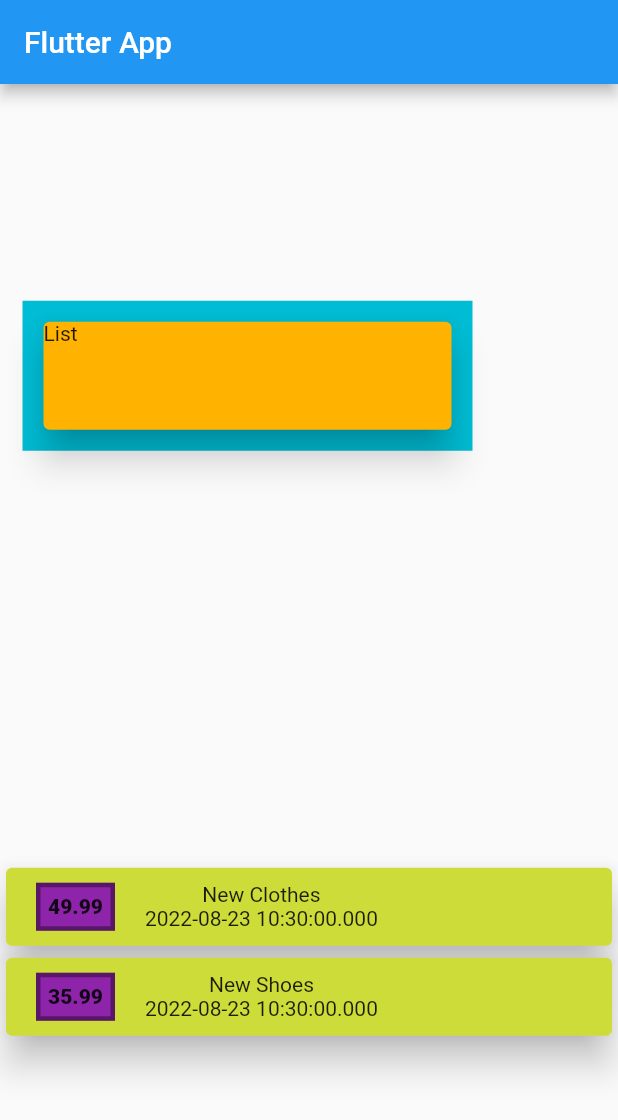
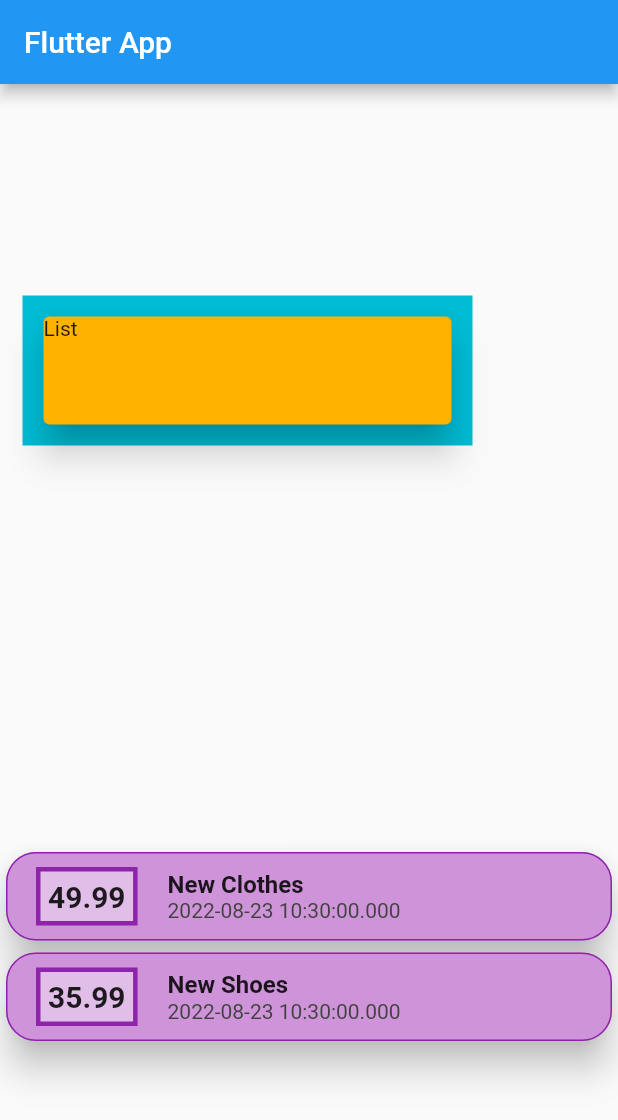
Before and after one commit to thedarkalchemist16/expenses_app, a Flutter app: the screen it shows after launch, on a phone screen of 412 x 824 dp. Shown: the top 1120 px of the screen. Run offline on Flutter 3.47's test engine with Material 2 defaults, Android fonts, the phone set to English and light mode, and no system bars.

Commit message:
3rd commit

```diff
--- a/lib/main.dart
+++ b/lib/main.dart
@@ -40,26 +40,48 @@ class MyHomePage extends StatelessWidget {
               children: [
                 ...transactions.map((tx) {
                   return Card(
+                      shape: RoundedRectangleBorder(
+                          side: BorderSide(
+                            color: Colors.purple[600],
+                          ),
+                          borderRadius: BorderRadius.circular(20)),
                       elevation: 10,
-                      color: Colors.lime,
+                      color: Colors.purple[200],
                       child: Row(children: [
                         Container(
                           child: Text(
                             tx.amount.toString(),
-                            style: TextStyle(fontWeight: FontWeight.w900),
+                            style: TextStyle(
+                                fontWeight: FontWeight.bold, fontSize: 20),
                           ),
                           margin: EdgeInsets.symmetric(
                             vertical: 10,
                             horizontal: 20,
                           ),
                           decoration: BoxDecoration(
-                            border: Border.all(color: Colors.black38, width: 3),
-                            color: Colors.purple[600],
+                            border:
+                                Border.all(color: Colors.purple[600], width: 3),
+                            color: Colors.purple[100],
                           ),
                           padding: EdgeInsets.all(5),
                         ),
                         Column(
-                          children: [Text(tx.title), Text(tx.date.toString())],
+                          crossAxisAlignment: CrossAxisAlignment.start,
+                          children: [
+                            Text(
+                              tx.title,
+                              style: TextStyle(
+                                fontSize: 16,
+                                fontWeight: FontWeight.bold,
+                              ),
+                            ),
+                            Text(
+                              tx.date.toString(),
+                              style: TextStyle(
+                                color: Colors.grey[800],
+                              ),
+                            )
+                          ],
                         )
                       ]));
                 }).toList(),
```
